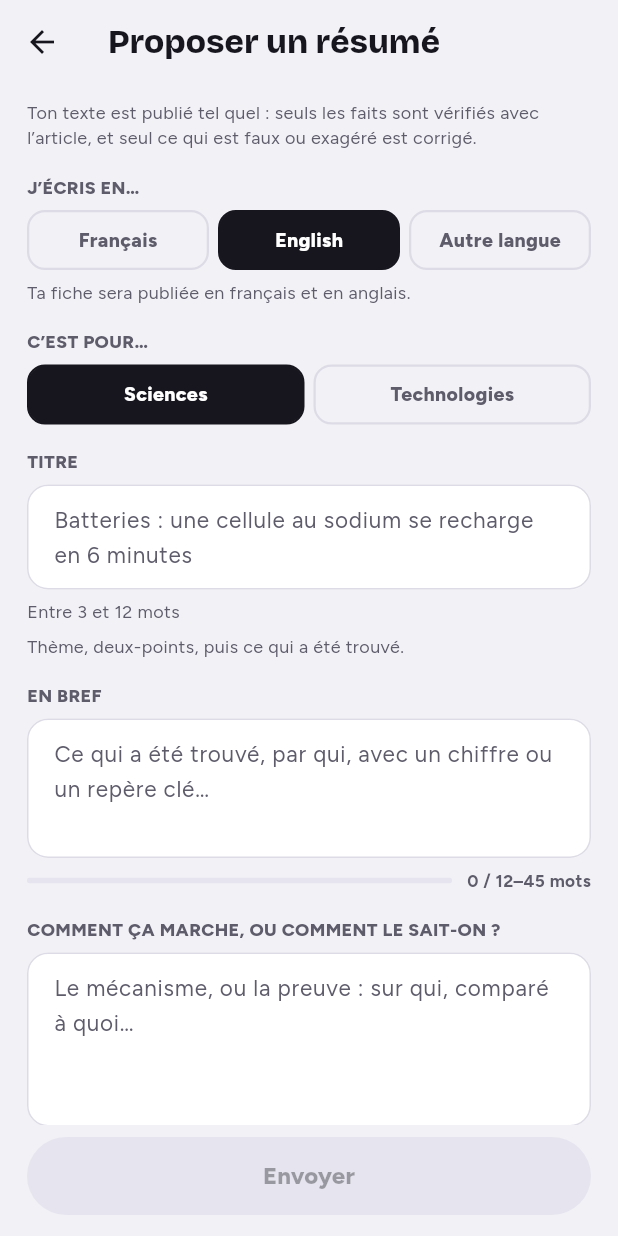
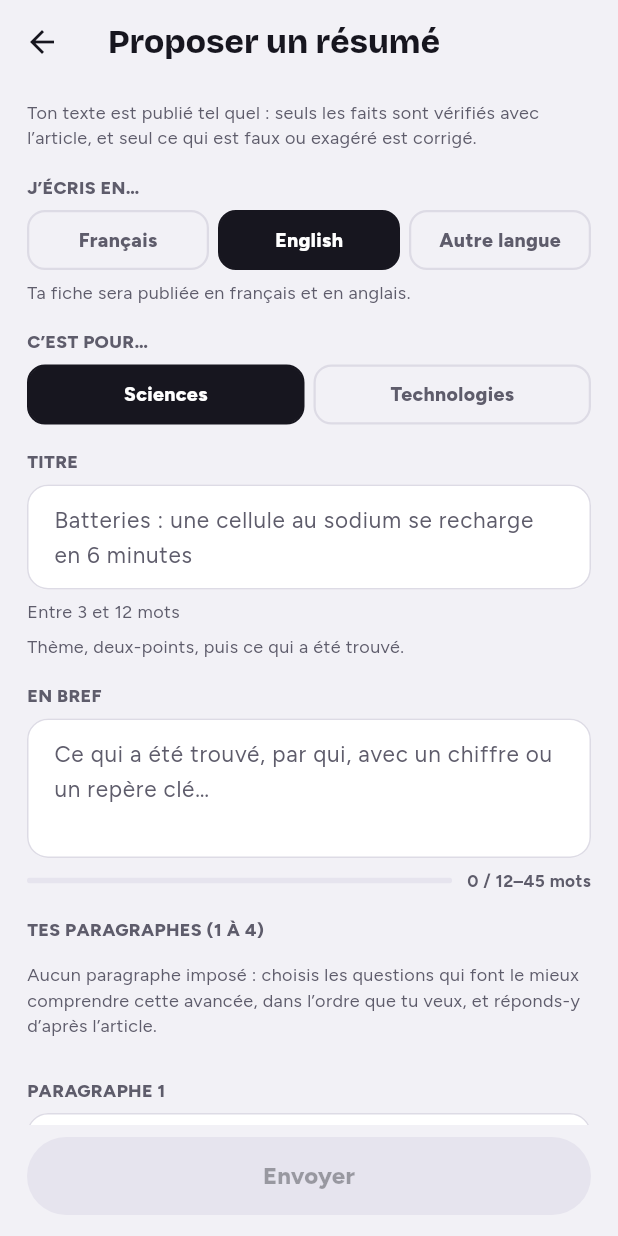
Before and after one commit to jd136413-lab/Application-science, a Flutter app: the Coquille screen opened directly, item 3 of the bottom bar chosen, after a tap on "Proposer un résumé", on a phone screen of 412 x 824 dp. Run offline on Flutter 3.47's test engine with Material 3 defaults, Android fonts, the phone set to English and light mode, and no system bars; our stand-ins replace cached_network_image, device_info_plus, firebase_core, firebase_crashlytics, firebase_messaging, flutter_cache_manager and 9 more; missing offline and left inert: google_mlkit_translation; accounts and stored records are empty; network calls fail.

Commit message:
Soumettre : paragraphes libres pour les résumés des lecteurs [skip ci]
Co-Authored-By: Claude Opus 5.5 <noreply@anthropic.com>
Claude-Session: https://claude.ai/code/session_016yEvLPrAE5KA7kf6MRystD

```diff
--- a/app/lib/soumettre.dart
+++ b/app/lib/soumettre.dart
@@ -216,7 +216,7 @@ class _EcranSoumettreState extends State<EcranSoumettre> {
               _choix(Icons.bolt_rounded, logoEncreBleue, 'Proposer un sujet', 'Une phrase et un lien : on s’occupe du reste.',
                   const EcranProposerSujet(), prochaine: prochaine('sujet')),
               const SizedBox(height: 10),
-              _choix(Icons.edit_rounded, _vert, 'Proposer un résumé', 'Ta fiche en 3 parties, vérifiée avant publication.',
+              _choix(Icons.edit_rounded, _vert, 'Proposer un résumé', 'Ta fiche, avec tes propres paragraphes, vérifiée avant publication.',
                   const EcranProposerResume(), prochaine: prochaine('resume')),
               const SizedBox(height: 10),
               _choix(Icons.lightbulb_outline_rounded, _orange, 'Proposer une amélioration',
@@ -881,11 +881,28 @@ class EcranProposerResume extends StatefulWidget {
   State<EcranProposerResume> createState() => _EcranProposerResumeState();
 }
 
+/// Paragraphes libres d'un résumé de lecteur (25/11, maquette 111) : enregistrés dans la colonne
+/// « resume » sous la forme « ### question », retour à la ligne, texte (lue par agent/soumissions.py).
+String encoderParagraphes(List<(String, String)> l) =>
+    [for (final (q, t) in l) '### ${q.replaceAll('\n', ' ').trim()}\n${t.trim()}'].join('\n\n');
+
+List<(String, String)> decoderParagraphes(String? brut) {
+  final res = <(String, String)>[];
+  for (final morceau in (brut ?? '').split(RegExp(r'^### ', multiLine: true))) {
+    final m = morceau.trim();
+    if (m.isEmpty) continue;
+    final i = m.indexOf('\n');
+    res.add(i < 0 ? (m, '') : (m.substring(0, i).trim(), m.substring(i + 1).trim()));
+  }
+  return res;
+}
+
 class _EcranProposerResumeState extends State<EcranProposerResume> {
   final _titre = TextEditingController();
-  final _avant = TextEditingController();
-  final _decouverte = TextEditingController();
-  final _apres = TextEditingController();
+  final _avant = TextEditingController(); // « En bref » (colonne decouverte)
+  final _apres = TextEditingController(); // « Ce qu'on ne sait pas encore », facultatif
+  // Paragraphes libres : (question en titre, texte), 1 à 4
+  final List<(TextEditingController, TextEditingController)> _paras = [];
   late final _liens = _Liens(() => setState(() {}));
   final _video = TextEditingController();
   String _fil = 'science';
@@ -893,11 +910,18 @@ class _EcranProposerResumeState extends State<EcranProposerResume> {
   String _langue = etat.langue == 'fr' ? 'fr' : (etat.langue == 'en' ? 'en' : 'autre');
   bool _envoi = false;
 
-  // Mêmes longueurs que les fiches de l'agent (redaction.py), en mots : (minimum, maximum).
-  // Format D (25/11) : avant = En bref, decouverte = Comment ça marche / comment le sait-on, apres = Ce qu’on ne sait pas encore
-  static const _bornesAvant = (12, 45), _bornesDecouverte = (20, 90), _bornesApres = (6, 50);
-
-  List<TextEditingController> get _tous => [_titre, _avant, _decouverte, _apres, _video];
+  // Longueurs en mots (minimum, maximum), comme les fiches de l'agent (format D, 25/11).
+  static const _bornesAvant = (12, 45), _bornesPara = (15, 90), _bornesQuestion = (2, 12), _bornesApres = (0, 50);
+  static const _parasMax = 4;
+
+  List<TextEditingController> get _tous => [_titre, _avant, _apres, _video];
+
+  void _ajouterPara([String q = '', String t = '']) {
+    final a = TextEditingController(text: q), b = TextEditingController(text: t);
+    a.addListener(() => setState(() {}));
+    b.addListener(() => setState(() {}));
+    _paras.add((a, b));
+  }
 
   @override
   void initState() {
@@ -905,8 +929,17 @@ class _EcranProposerResumeState extends State<EcranProposerResume> {
     final i = widget.initiale;
     if (i != null) {
       _titre.text = i.titre ?? '';
-      _avant.text = i.avant ?? '';
-      _decouverte.text = i.decouverte ?? '';
+      final paras = decoderParagraphes(i.resume);
+      if (paras.isEmpty) {
+        // Proposition d'avant le 25/11 (trois parties fixes)
+        _avant.text = i.avant ?? '';
+        if ((i.decouverte ?? '').isNotEmpty) _ajouterPara('', i.decouverte!);
+      } else {
+        _avant.text = i.decouverte ?? '';
+        for (final (q, t) in paras.take(_parasMax)) {
+          _ajouterPara(q, t);
+        }
+      }
       _apres.text = i.apres ?? '';
       _liens.remplir(i);
       _video.text = i.video ?? '';
@@ -916,6 +949,7 @@ class _EcranProposerResumeState extends State<EcranProposerResume> {
     for (final c in _tous) {
       c.addListener(() => setState(() {}));
     }
+    if (_paras.isEmpty) _ajouterPara();
   }
 
   @override
@@ -923,6 +957,10 @@ class _EcranProposerResumeState extends State<EcranProposerResume> {
     for (final c in _tous) {
       c.dispose();
     }
+    for (final (a, b) in _paras) {
+      a.dispose();
+      b.dispose();
+    }
     _liens.dispose();
     super.dispose();
   }
@@ -934,7 +972,9 @@ class _EcranProposerResumeState extends State<EcranProposerResume> {
 
   bool get _pret {
     final n = compterMots(_titre.text);
-    return n >= _motsMin && n <= _motsMax && _dans(_avant, _bornesAvant) && _dans(_decouverte, _bornesDecouverte) &&
+    return n >= _motsMin && n <= _motsMax && _dans(_avant, _bornesAvant) &&
+        _paras.isNotEmpty && _paras.every((x) => _dans(x.$1, _bornesQuestion) && _dans(x.$2, _bornesPara)) &&
+        encoderParagraphes([for (final (a, b) in _paras) (a.text, b.text)]).length <= 2900 &&
         _dans(_apres, _bornesApres) && _liens.valides &&
         (_video.text.trim().isEmpty || _videoValide(_video.text));
   }
@@ -986,9 +1026,10 @@ class _EcranProposerResumeState extends State<EcranProposerResume> {
             'fil': _fil,
             'langue': _langue,
             'titre': _titre.text.trim(),
-            'avant': _avant.text.trim(),
-            'decouverte': _decouverte.text.trim(),
-            'apres': _apres.text.trim(),
+            // 25/11 : En bref → decouverte (obligatoire pour la base), paragraphes → resume
+            'decouverte': _avant.text.trim(),
+            'resume': encoderParagraphes([for (final (a, b) in _paras) (a.text, b.text)]),
+            if (_apres.text.trim().isNotEmpty) 'apres': _apres.text.trim(),
             ..._liens.champs(),
             if (_video.text.trim().isNotEmpty) 'video': _video.text.trim(),
           },
@@ -1011,15 +1052,48 @@ class _EcranProposerResumeState extends State<EcranProposerResume> {
         _etiquette(context, 'EN BREF'),
         _champ(context, _avant, indice: 'Ce qui a été trouvé, par qui, avec un chiffre ou un repère clé…', lignes: 3, max: 600),
         _jauge(_avant, _bornesAvant, 'Dis le résultat principal, avec un chiffre ou un repère.'),
-        _etiquette(context, 'COMMENT ÇA MARCHE, OU COMMENT LE SAIT-ON ?'),
-        _champ(context, _decouverte,
-            indice: tech ? 'Le principe de l’invention, et ce qui la rend nouvelle…' : 'Le mécanisme, ou la preuve : sur qui, comparé à quoi…',
-            lignes: 4, max: 900),
-        _jauge(_decouverte, _bornesDecouverte, 'Explique comment ça marche, ou comment on le sait.'),
-        _etiquette(context, 'CE QU’ON NE SAIT PAS ENCORE'),
+        _etiquette(context, 'TES PARAGRAPHES (1 À $_parasMax)'),
+        _aide(context, 'Aucun paragraphe imposé : choisis les questions qui font le mieux comprendre cette avancée, '
+            'dans l’ordre que tu veux, et réponds-y d’après l’article.'),
+        for (final (k, (q, t)) in _paras.indexed) ...[
+          const SizedBox(height: 10),
+          Row(children: [
+            Expanded(child: _etiquette(context, 'PARAGRAPHE ${k + 1}')),
+            if (_paras.length > 1)
+              TextButton.icon(
+                onPressed: () => setState(() {
+                  final x = _paras.removeAt(k);
+                  x.$1.dispose();
+                  x.$2.dispose();
+                }),
+                icon: const Icon(Icons.close_rounded, size: 18),
+                label: const Text('Retirer'),
+                style: TextButton.styleFrom(foregroundColor: _rouge),
+              ),
+          ]),
+          _champ(context, q,
+              indice: k == 0
+                  ? (tech ? 'Ta question en titre : « Comment ce volant se replie-t-il ? »' : 'Ta question en titre : « Comment pèse-t-on ce trou noir ? »')
+                  : 'Ta question en titre…',
+              lignes: 1, max: 120),
+          _jauge(q, _bornesQuestion, 'Écris une vraie question sur ce sujet.'),
+          const SizedBox(height: 6),
+          _champ(context, t, indice: 'Ta réponse, d’après l’article…', lignes: 4, max: 700),
+          _jauge(t, _bornesPara, 'Donne un fait précis : un chiffre, un nom, un mécanisme.'),
+        ],
+        if (_paras.length < _parasMax)
+          Padding(
+            padding: const EdgeInsets.only(top: 10),
+            child: OutlinedButton.icon(
+              onPressed: () => setState(_ajouterPara),
+              icon: const Icon(Icons.add_rounded),
+              label: const Text('Ajouter un paragraphe'),
+            ),
+          ),
+        _etiquette(context, 'CE QU’ON NE SAIT PAS ENCORE', 'facultatif'),
         _champ(context, _apres, indice: 'Ce qui reste à prouver, à tester ou à mesurer…', lignes: 3, max: 600),
-        _jauge(_apres, _bornesApres, 'Dis ce qui reste inconnu ou à prouver.'),
-        _aide(context, 'L’encadré « En chiffres » et la question en titre sont ajoutés à partir de l’article.'),
+        _jauge(_apres, _bornesApres, ''),
+        _aide(context, 'L’encadré « En chiffres » est ajouté à partir de l’article, s’il y a de bons chiffres.'),
         ..._liens.widgets(context, 'Les articles qui permettent de vérifier chaque fait de ton texte.'),
         ..._champVideo(context, _video),
       ],
@@ -1482,9 +1556,15 @@ class EcranApercuProposition extends StatelessWidget {
                 couleur: evenement ? _orange : p.texteDiscret)),
         const SizedBox(height: 22),
         if (x.genre == 'resume') ...[
-          section('En bref', x.avant),
-          section('Comment ça marche, ou comment le sait-on ?', x.decouverte),
-          section(texteInconnu, x.apres),
+          if (decoderParagraphes(x.resume).isEmpty) ...[
+            section('Avant', x.avant),
+            section(x.fil == 'tech' ? 'La nouveauté' : 'La découverte', x.decouverte),
+            section('Et après ?', x.apres),
+          ] else ...[
+            section('En bref', x.decouverte),
+            for (final (q, t) in decoderParagraphes(x.resume)) section(q, t),
+            section(texteInconnu, x.apres),
+          ],
         ],
         if (amelio) section('Ce que je propose', x.resume ?? x.sujet),
         if (x.genre == 'sujet')
```
Also changed, not shown: 1 other file.
